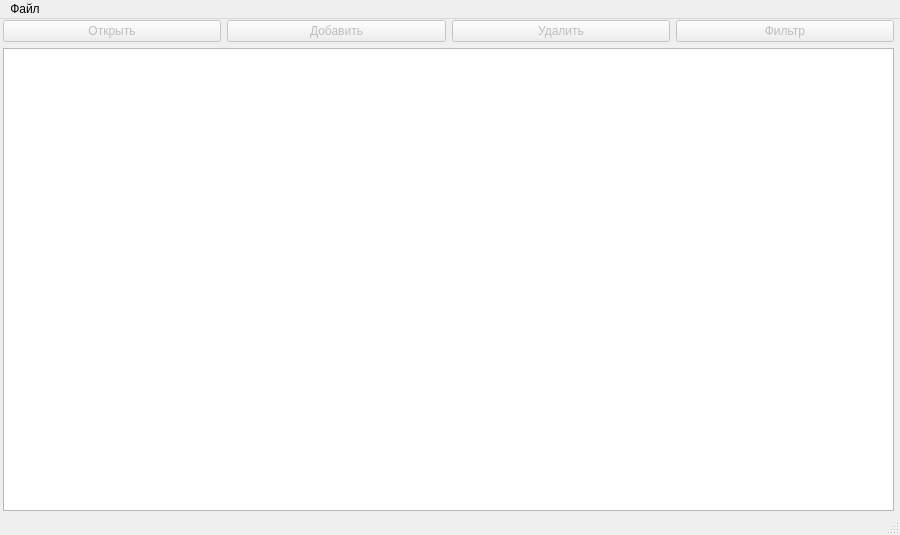
The window that main_window.ui (moisizz/Rehab-Database-Client) describes before a commit, drawn with Qt 5.
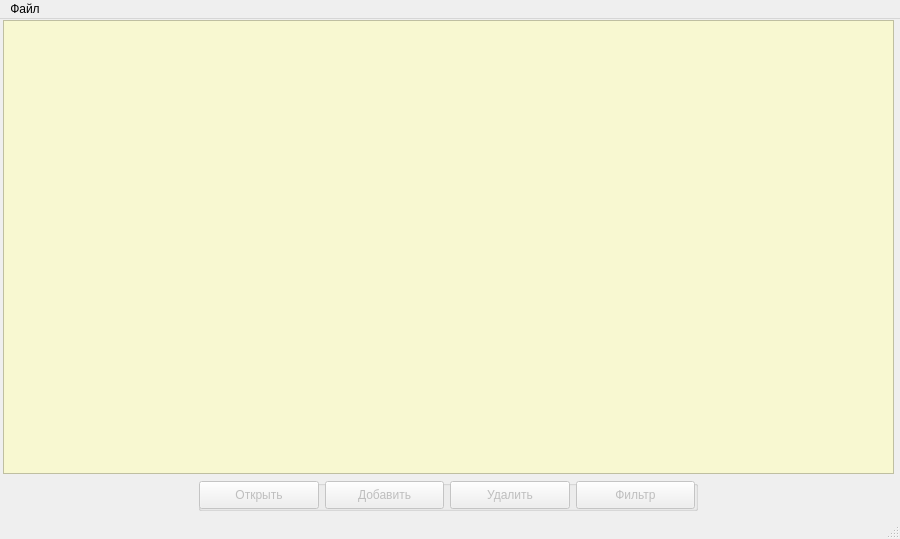
The same window after the commit.

```diff
--- a/main_window.ui
+++ b/main_window.ui
@@ -7,7 +7,7 @@
     <x>0</x>
     <y>0</y>
     <width>900</width>
-    <height>535</height>
+    <height>539</height>
    </rect>
   </property>
   <property name="windowTitle">
@@ -24,52 +24,20 @@
      </rect>
     </property>
     <layout class="QVBoxLayout" name="mainLayout">
-     <item>
-      <layout class="QHBoxLayout" name="buttonBar">
-       <item>
-        <widget class="QPushButton" name="openButton">
-         <property name="enabled">
-          <bool>false</bool>
-         </property>
-         <property name="text">
-          <string>Открыть</string>
-         </property>
-        </widget>
-       </item>
-       <item>
-        <widget class="QPushButton" name="addButton">
-         <property name="enabled">
-          <bool>false</bool>
-         </property>
-         <property name="text">
-          <string>Добавить</string>
-         </property>
-        </widget>
-       </item>
-       <item>
-        <widget class="QPushButton" name="deleteButton">
-         <property name="enabled">
-          <bool>false</bool>
-         </property>
-         <property name="text">
-          <string>Удалить</string>
-         </property>
-        </widget>
-       </item>
-       <item>
-        <widget class="QPushButton" name="filterButton">
-         <property name="enabled">
-          <bool>false</bool>
-         </property>
-         <property name="text">
-          <string>Фильтр</string>
-         </property>
-        </widget>
-       </item>
-      </layout>
-     </item>
      <item>
       <widget class="QTableWidget" name="mainTable">
+       <property name="autoFillBackground">
+        <bool>false</bool>
+       </property>
+       <property name="styleSheet">
+        <string notr="true">background-color: rgb(248, 248, 209);</string>
+       </property>
+       <property name="frameShadow">
+        <enum>QFrame::Sunken</enum>
+       </property>
+       <property name="midLineWidth">
+        <number>0</number>
+       </property>
        <property name="editTriggers">
         <set>QAbstractItemView::NoEditTriggers</set>
        </property>
@@ -85,8 +53,140 @@
        <property name="sortingEnabled">
         <bool>true</bool>
        </property>
+       <attribute name="verticalHeaderVisible">
+        <bool>false</bool>
+       </attribute>
       </widget>
      </item>
+     <item>
+      <layout class="QHBoxLayout" name="buttonBar">
+       <item>
+        <widget class="QGroupBox" name="buttonBox">
+         <property name="sizePolicy">
+          <sizepolicy hsizetype="Maximum" vsizetype="Minimum">
+           <horstretch>0</horstretch>
+           <verstretch>0</verstretch>
+          </sizepolicy>
+         </property>
+         <property name="minimumSize">
+          <size>
+           <width>0</width>
+           <height>30</height>
+          </size>
+         </property>
+         <property name="maximumSize">
+          <size>
+           <width>500</width>
+           <height>16777215</height>
+          </size>
+         </property>
+         <property name="title">
+          <string/>
+         </property>
+         <widget class="QWidget" name="horizontalLayoutWidget">
+          <property name="geometry">
+           <rect>
+            <x>1</x>
+            <y>1</y>
+            <width>496</width>
+            <height>28</height>
+           </rect>
+          </property>
+          <layout class="QHBoxLayout" name="buttonBoxLayout">
+           <item>
+            <widget class="QPushButton" name="openButton">
+             <property name="enabled">
+              <bool>false</bool>
+             </property>
+             <property name="sizePolicy">
+              <sizepolicy hsizetype="Maximum" vsizetype="Fixed">
+               <horstretch>0</horstretch>
+               <verstretch>0</verstretch>
+              </sizepolicy>
+             </property>
+             <property name="maximumSize">
+              <size>
+               <width>150</width>
+               <height>50</height>
+              </size>
+             </property>
+             <property name="text">
+              <string>Открыть</string>
+             </property>
+            </widget>
+           </item>
+           <item>
+            <widget class="QPushButton" name="addButton">
+             <property name="enabled">
+              <bool>false</bool>
+             </property>
+             <property name="sizePolicy">
+              <sizepolicy hsizetype="Maximum" vsizetype="Fixed">
+               <horstretch>0</horstretch>
+               <verstretch>0</verstretch>
+              </sizepolicy>
+             </property>
+             <property name="maximumSize">
+              <size>
+               <width>150</width>
+               <height>50</height>
+              </size>
+             </property>
+             <property name="text">
+              <string>Добавить</string>
+             </property>
+            </widget>
+           </item>
+           <item>
+            <widget class="QPushButton" name="deleteButton">
+             <property name="enabled">
+              <bool>false</bool>
+             </property>
+             <property name="sizePolicy">
+              <sizepolicy hsizetype="Maximum" vsizetype="Fixed">
+               <horstretch>0</horstretch>
+               <verstretch>0</verstretch>
+              </sizepolicy>
+             </property>
+             <property name="maximumSize">
+              <size>
+               <width>150</width>
+               <height>50</height>
+              </size>
+             </property>
+             <property name="text">
+              <string>Удалить</string>
+             </property>
+            </widget>
+           </item>
+           <item>
+            <widget class="QPushButton" name="filterButton">
+             <property name="enabled">
+              <bool>false</bool>
+             </property>
+             <property name="sizePolicy">
+              <sizepolicy hsizetype="Maximum" vsizetype="Fixed">
+               <horstretch>0</horstretch>
+               <verstretch>0</verstretch>
+              </sizepolicy>
+             </property>
+             <property name="maximumSize">
+              <size>
+               <width>150</width>
+               <height>50</height>
+              </size>
+             </property>
+             <property name="text">
+              <string>Фильтр</string>
+             </property>
+            </widget>
+           </item>
+          </layout>
+         </widget>
+        </widget>
+       </item>
+      </layout>
+     </item>
     </layout>
    </widget>
   </widget>
```
